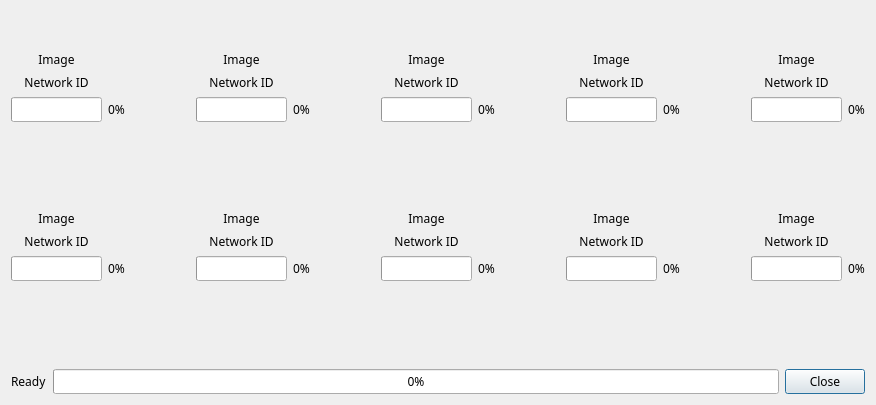
First picture: the form in modi2_multi_uploader/assets/esp32_upload_list.ui, repository LUXROBO/modi2-firmware-updater, before the edit.
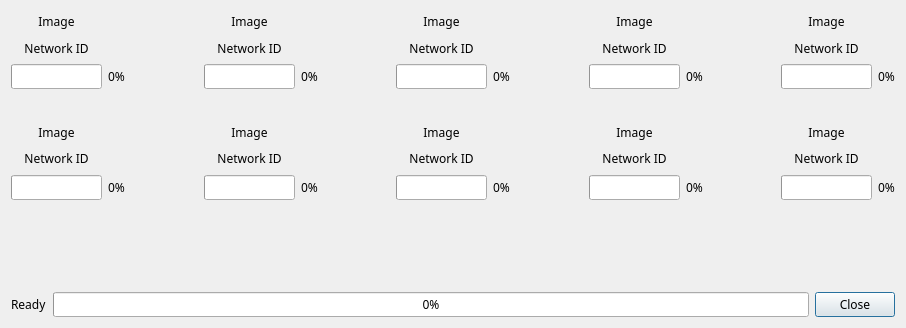
Second picture: the form after the edit.

Diff of the .ui file:
```diff
--- a/modi2_multi_uploader/assets/esp32_upload_list.ui
+++ b/modi2_multi_uploader/assets/esp32_upload_list.ui
@@ -6,8 +6,8 @@
    <rect>
     <x>0</x>
     <y>0</y>
-    <width>876</width>
-    <height>393</height>
+    <width>906</width>
+    <height>328</height>
    </rect>
   </property>
   <property name="sizePolicy">
@@ -43,22 +43,6 @@
    <bool>false</bool>
   </property>
   <layout class="QVBoxLayout" name="verticalLayout">
-   <item>
-    <spacer name="verticalSpacer_4">
-     <property name="orientation">
-      <enum>Qt::Vertical</enum>
-     </property>
-     <property name="sizeType">
-      <enum>QSizePolicy::Fixed</enum>
-     </property>
-     <property name="sizeHint" stdset="0">
-      <size>
-       <width>20</width>
-       <height>40</height>
-      </size>
-     </property>
-    </spacer>
-   </item>
    <item>
     <layout class="QHBoxLayout" name="horizontalLayout">
      <item>
@@ -427,22 +411,6 @@
      </item>
     </layout>
    </item>
-   <item>
-    <spacer name="verticalSpacer_3">
-     <property name="orientation">
-      <enum>Qt::Vertical</enum>
-     </property>
-     <property name="sizeType">
-      <enum>QSizePolicy::Fixed</enum>
-     </property>
-     <property name="sizeHint" stdset="0">
-      <size>
-       <width>20</width>
-       <height>60</height>
-      </size>
-     </property>
-    </spacer>
-   </item>
    <item>
     <layout class="QHBoxLayout" name="horizontalLayout_2">
      <item>
```
